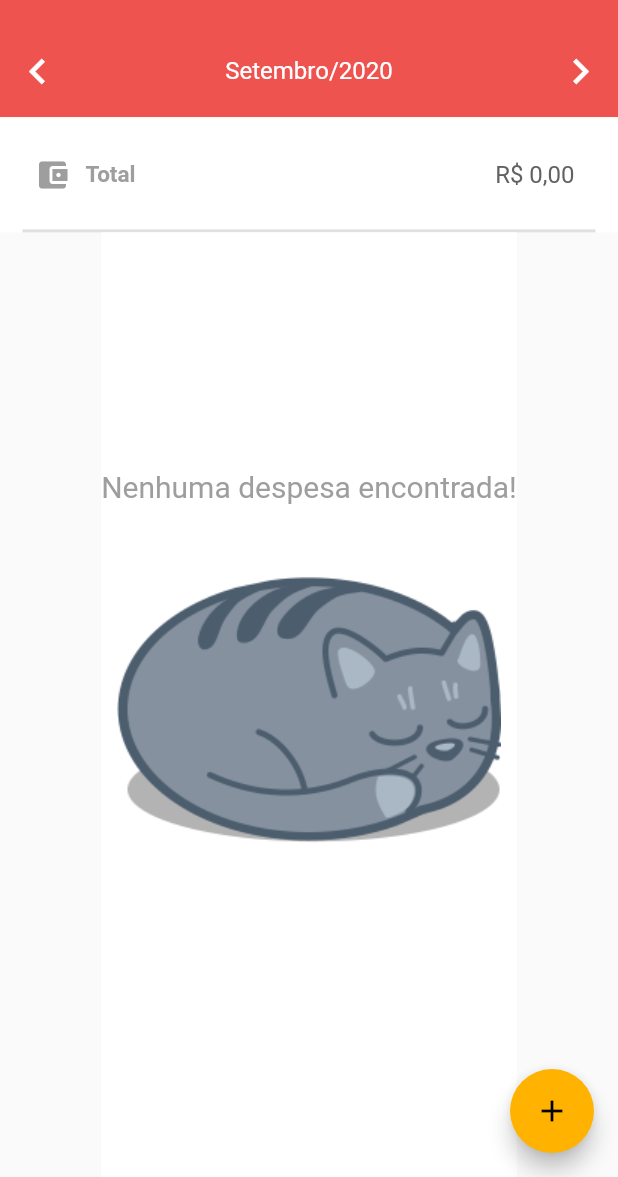
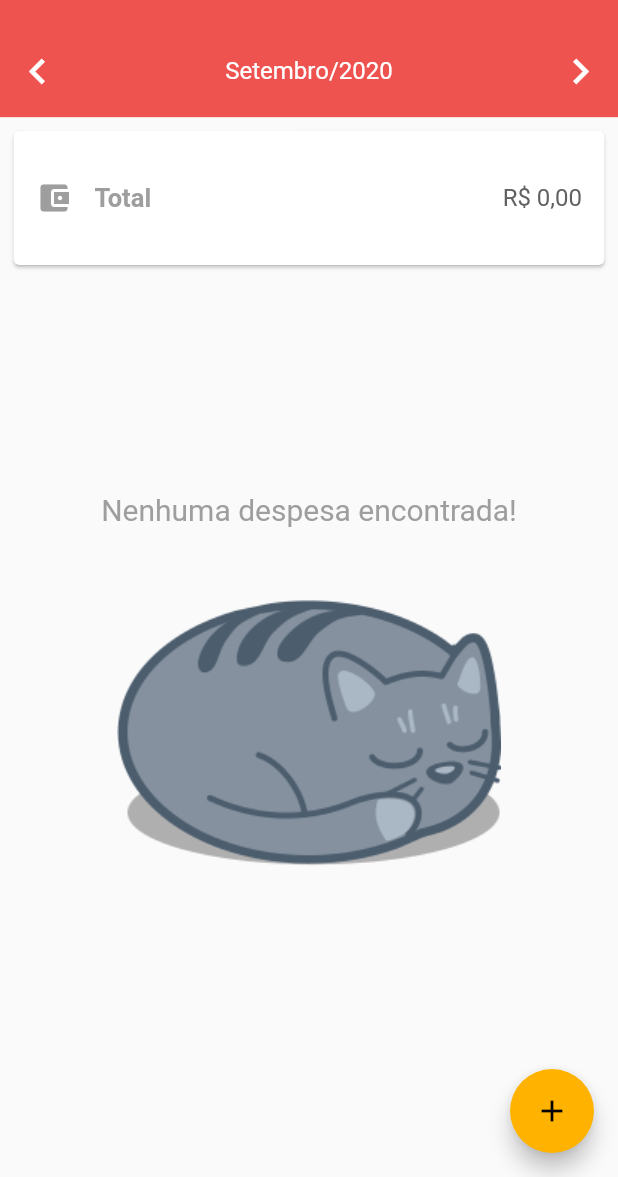
Before and after one commit to felipegabriel1942/personal-expenses-app-flutter, a Flutter app: the ExpensesScreen screen opened by its route, on a phone screen of 412 x 824 dp, the part 59-1236 px from its top. Run offline on Flutter 3.47's test engine with Material 2 defaults, Android fonts, the phone set to English and light mode, and no system bars; our stand-ins replace brasil_fields, flushbar, flutter_mobx, jiffy, mobx, shared_preferences; accounts and stored records are empty; generated files the repository leaves out were written again; statements that could not run were skipped.

```diff
--- a/lib/components/currency_text.dart
+++ /dev/null
@@ -1,37 +0,0 @@
-import 'package:flutter/material.dart';
-import 'package:intl/intl.dart';
-
-class CurrencyText extends StatelessWidget {
-  final double value;
-  final double fontSize;
-  final Color color;
-  final String prefixText;
-
-  CurrencyText({
-    @required this.value,
-    this.fontSize,
-    this.color,
-    this.prefixText = ''
-  });
-
-  @override
-  Widget build(BuildContext context) {
-    final currencyFormat = new NumberFormat.currency(
-      locale: 'pt_BR',
-      symbol: 'R\$',
-      decimalDigits: 2
-    );
-
-    return Padding(
-      padding: const EdgeInsets.all(8.0),
-      child: Text(
-        '$prefixText ${currencyFormat.format(value)}',
-        textAlign: TextAlign.center,
-        style: TextStyle(
-          fontSize: fontSize == null ? 15 : fontSize,
-          color: color == null ? Colors.black : color,
-        ),
-      ),
-    );
-  }
-}
--- a/lib/stores/expenses/expenses_store.dart
+++ b/lib/stores/expenses/expenses_store.dart
@@ -34,7 +34,6 @@ abstract class _ExpensesStoreBase with Store {
     this.loadExpenses();
   }
 
-
   Future<void> loadExpenses() async {
     try {
       isBusy = true;
--- /dev/null
+++ b/lib/utils/app_format_utils.dart
@@ -0,0 +1,14 @@
+import 'package:flutter/material.dart';
+import 'package:intl/intl.dart';
+
+class AppFormatUtils {
+  static String toCurrencyString({double value, int digits = 2}) {
+    final currencyFormat = new NumberFormat.currency(
+      locale: 'pt_BR',
+      symbol: 'R\$',
+      decimalDigits: digits
+    );
+
+    return currencyFormat.format(value);
+  }
+}
--- a/lib/views/expenses/expenses_screen.dart
+++ b/lib/views/expenses/expenses_screen.dart
@@ -1,10 +1,10 @@
 import 'package:flutter/material.dart';
 import 'package:flutter_mobx/flutter_mobx.dart';
 import 'package:personal_expenses_app/components/app_drawer.dart';
-import 'package:personal_expenses_app/components/currency_text.dart';
 import 'package:personal_expenses_app/components/custom_month_picker.dart';
 import 'package:personal_expenses_app/repositories/expenses_repository.dart';
 import 'package:personal_expenses_app/stores/expenses/expenses_store.dart';
+import 'package:personal_expenses_app/utils/app_format_utils.dart';
 import 'package:personal_expenses_app/utils/app_routes.dart';
 import 'package:personal_expenses_app/views/expenses/components/expense_list_item.dart';
 
@@ -49,12 +49,6 @@ class _ExpensesScreenState extends State<ExpensesScreen> {
             TotalExpenseInformative(
               availableHeight: _availableHeight,
               store: store,
-            ),
-            Divider(
-              height: 0,
-              thickness: 2,
-              indent: 15,
-              endIndent: 15,
             ),
             ExpensesList(
               availableHeight: _availableHeight,
@@ -121,17 +115,17 @@ class TotalExpenseInformative extends StatelessWidget {
   @override
   Widget build(BuildContext context) {
     return Container(
-      height: _availableHeight * 0.10,
+      height: _availableHeight * 0.14,
       width: double.infinity,
-      decoration: BoxDecoration(color: Colors.white),
-      padding: const EdgeInsets.symmetric(horizontal: 13),
+      padding: const EdgeInsets.symmetric(horizontal: 5, vertical: 5),
+      child: Card(
         child: Row(
           mainAxisAlignment: MainAxisAlignment.spaceBetween,
           children: [
             Row(
               children: [
                 Padding(
-                padding: const EdgeInsets.all(10),
+                  padding: const EdgeInsets.all(15),
                   child: Icon(
                     Icons.account_balance_wallet,
                     color: Colors.grey,
@@ -140,7 +134,7 @@ class TotalExpenseInformative extends StatelessWidget {
                 Text(
                   'Total',
                   style: TextStyle(
-                  fontSize: 15,
+                    fontSize: 17,
                     fontWeight: FontWeight.bold,
                     color: Colors.grey,
                   ),
@@ -148,22 +142,27 @@ class TotalExpenseInformative extends StatelessWidget {
               ],
             ),
             Padding(
-            padding: const EdgeInsets.all(8.0),
+              padding: const EdgeInsets.all(15.0),
               child: Observer(
                 builder: (_) {
                   return store.isBusy
                       ? Center(
                           child: CircularProgressIndicator(),
                         )
-                    : CurrencyText(
+                      : Text(
+                          AppFormatUtils.toCurrencyString(
                             value: store.totalValue,
+                          ),
+                          style: TextStyle(
                             fontSize: 16,
                             color: Colors.grey[700],
+                          ),
                         );
                 },
               ),
             ),
           ],
+        ),
       ),
     );
   }
@@ -185,13 +184,10 @@ class ExpensesList extends StatelessWidget {
     return Observer(
       builder: (_) {
         return Container(
-          height: _availableHeight * 0.82,
+          height: _availableHeight * 0.78,
           padding: const EdgeInsets.only(
             bottom: 45,
             top: 10,
-          ),
-          decoration: BoxDecoration(
-            color: Colors.white,
           ),
           child: store.isBusy
               ? Center(
@@ -201,11 +197,14 @@ class ExpensesList extends StatelessWidget {
                   ? EmptyListImage()
                   : ListView.builder(
                       itemCount: store.expensesList.length,
-                      itemBuilder: (_, index) {
-                        return ExpenseListItem(
+                      itemBuilder: (_, index) => Column(
+                        children: [
+                          ExpenseListItem(
                             expense: store.expensesList[index],
-                        );
-                      },
+                          ),
+                          Divider(),
+                        ],
+                      ),
                     ),
         );
       },
```
Also changed, not shown: lib/repositories/expenses_repository.dart (+14 -0 lines), lib/views/expenses/components/expense_list_item.dart (+9 -15 lines). Lines whose indentation alone changed are shown as unchanged.
